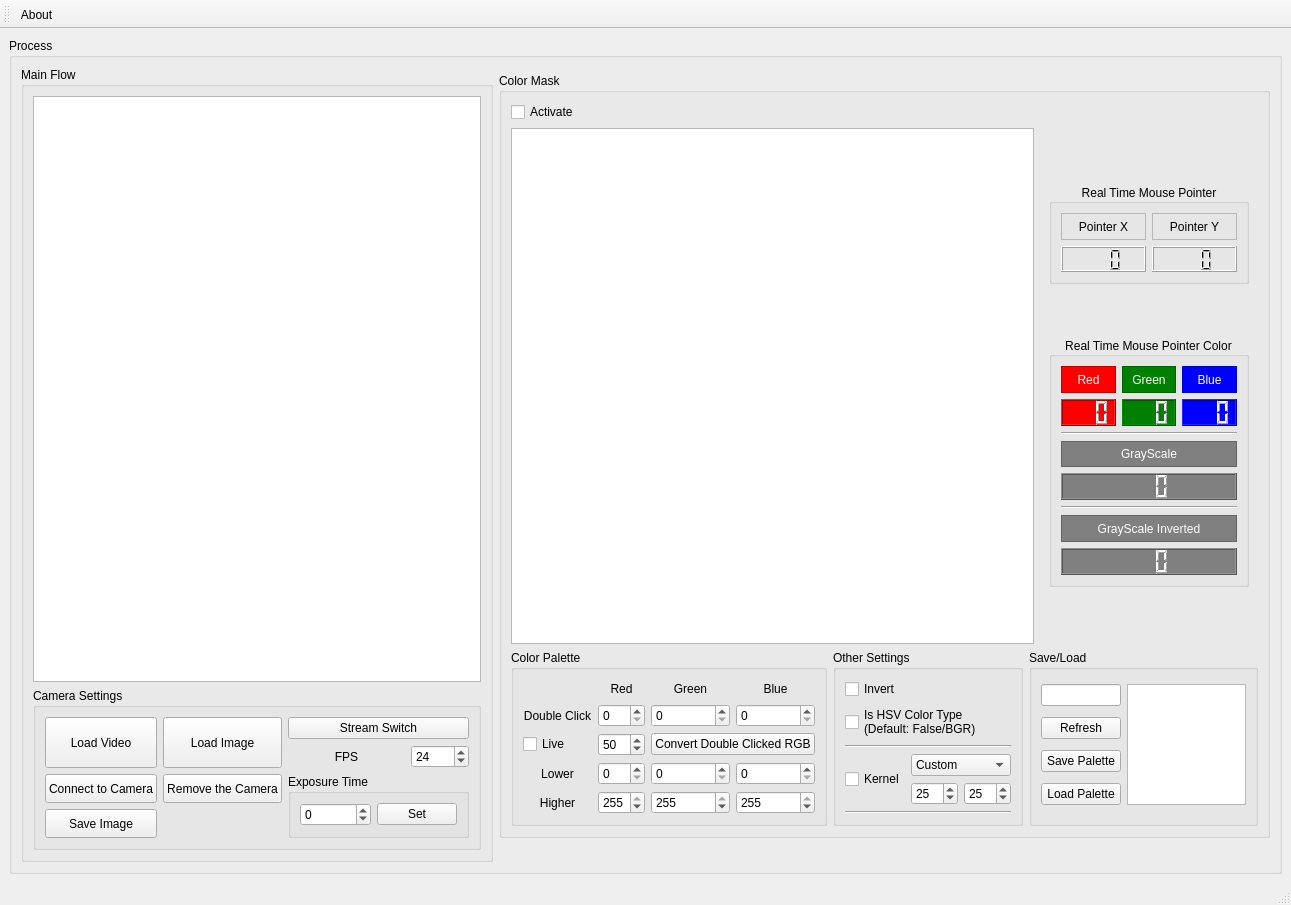
This is color_Palette_UI.ui in msaidbilgehan/Color-Palette-UI as Qt 5 draws it before an edit. The edited form follows.
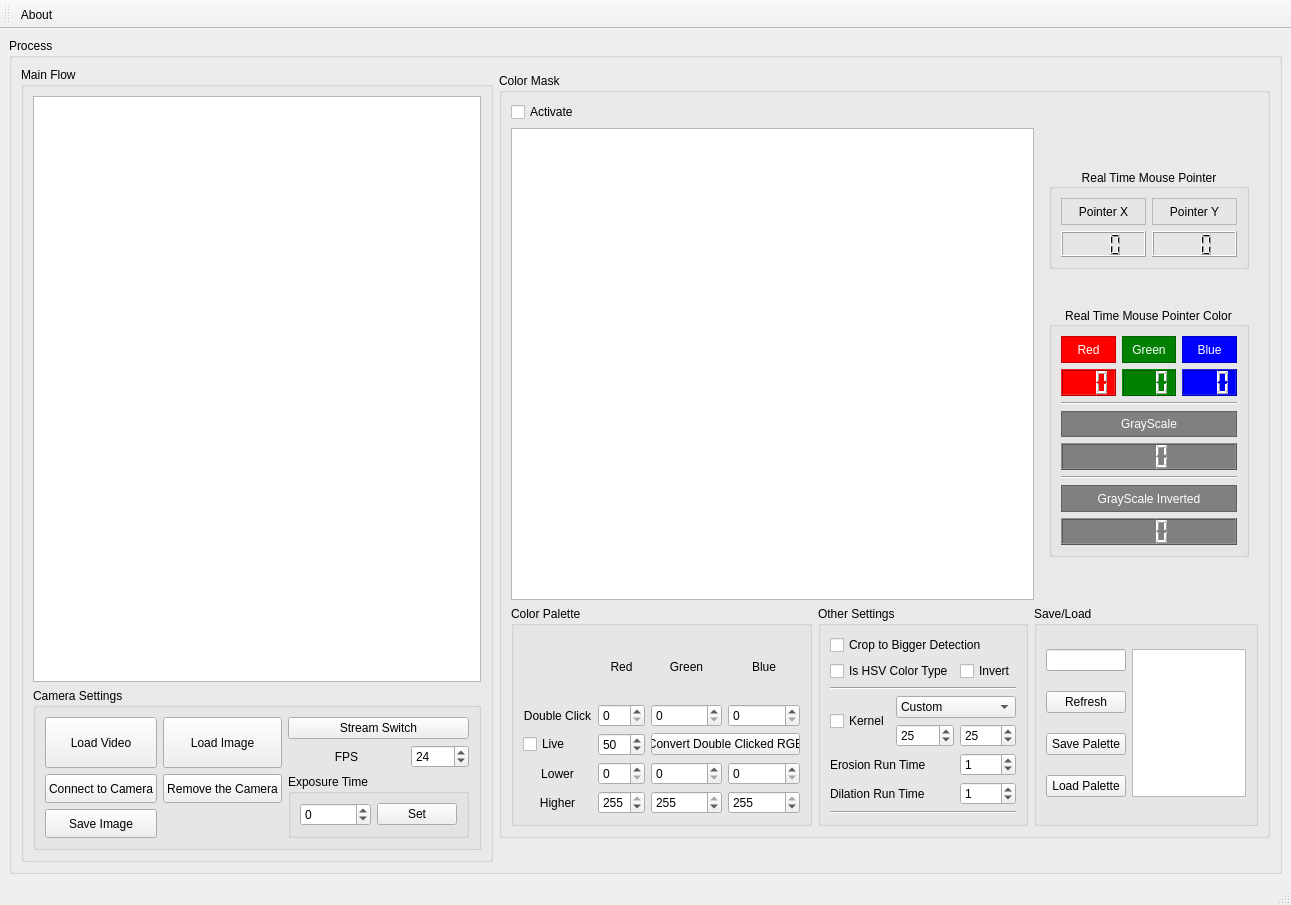
This is the edited form. Custom widgets are drawn as their Qt base class.

Commit message: Updated color mask api usage and added kernel run time and crop to bigger object options

What changed in the file:
```diff
--- a/color_Palette_UI.ui
+++ b/color_Palette_UI.ui
@@ -40,14 +40,48 @@
              <string>Other Settings</string>
             </property>
             <layout class="QGridLayout" name="gridLayout">
-             <item row="2" column="0" colspan="4">
-              <widget class="Line" name="line">
-               <property name="orientation">
-                <enum>Qt::Horizontal</enum>
+             <item row="6" column="2">
+              <widget class="QSpinBox" name="spinBox_Color_Mask_Erosion">
+               <property name="maximum">
+                <number>255</number>
+               </property>
+               <property name="value">
+                <number>1</number>
                </property>
               </widget>
              </item>
              <item row="4" column="2">
+              <widget class="QSpinBox" name="spinBox_Color_Mask_Kernel_Max">
+               <property name="maximum">
+                <number>255</number>
+               </property>
+               <property name="value">
+                <number>25</number>
+               </property>
+              </widget>
+             </item>
+             <item row="9" column="0" colspan="3">
+              <widget class="Line" name="line_2">
+               <property name="orientation">
+                <enum>Qt::Horizontal</enum>
+               </property>
+              </widget>
+             </item>
+             <item row="2" column="0" colspan="3">
+              <widget class="Line" name="line">
+               <property name="orientation">
+                <enum>Qt::Horizontal</enum>
+               </property>
+              </widget>
+             </item>
+             <item row="1" column="0" colspan="2">
+              <widget class="QCheckBox" name="checkBox_is_HSV">
+               <property name="text">
+                <string>Is HSV Color Type</string>
+               </property>
+              </widget>
+             </item>
+             <item row="4" column="1">
               <widget class="QSpinBox" name="spinBox_Color_Mask_Kernel_Min">
                <property name="maximum">
                 <number>255</number>
@@ -57,7 +91,7 @@
                </property>
               </widget>
              </item>
-             <item row="3" column="2" colspan="2">
+             <item row="3" column="1" colspan="2">
               <widget class="QComboBox" name="comboBox_Color_Mask_Kernel">
                <item>
                 <property name="text">
@@ -66,45 +100,51 @@
                </item>
               </widget>
              </item>
-             <item row="5" column="0" colspan="4">
-              <widget class="Line" name="line_2">
-               <property name="orientation">
-                <enum>Qt::Horizontal</enum>
-               </property>
-              </widget>
-             </item>
-             <item row="1" column="0" colspan="4">
-              <widget class="QCheckBox" name="checkBox_is_HSV">
+             <item row="0" column="0" colspan="3">
+              <widget class="QCheckBox" name="checkBox_is_Crop_Bigger_Detection">
                <property name="text">
-                <string>Is HSV Color Type
-(Default: False/BGR)</string>
+                <string>Crop to Bigger Detection</string>
                </property>
               </widget>
              </item>
-             <item row="4" column="3">
-              <widget class="QSpinBox" name="spinBox_Color_Mask_Kernel_Max">
-               <property name="maximum">
-                <number>255</number>
-               </property>
-               <property name="value">
-                <number>25</number>
-               </property>
-              </widget>
-             </item>
-             <item row="3" column="0" rowspan="2" colspan="2">
-              <widget class="QCheckBox" name="checkBox_Color_Mask_Kernel">
-               <property name="text">
-                <string>Kernel</string>
-               </property>
-              </widget>
-             </item>
-             <item row="0" column="0" colspan="4">
+             <item row="1" column="2">
               <widget class="QCheckBox" name="checkBox_is_Invert">
                <property name="text">
                 <string>Invert</string>
                </property>
               </widget>
              </item>
+             <item row="7" column="2">
+              <widget class="QSpinBox" name="spinBox_Color_Mask_Dilation">
+               <property name="maximum">
+                <number>255</number>
+               </property>
+               <property name="value">
+                <number>1</number>
+               </property>
+              </widget>
+             </item>
+             <item row="7" column="0" colspan="2">
+              <widget class="QLabel" name="label_Color_Mask_Dilation">
+               <property name="text">
+                <string>Dilation Run Time</string>
+               </property>
+              </widget>
+             </item>
+             <item row="6" column="0" colspan="2">
+              <widget class="QLabel" name="label_Color_Mask_Erosion">
+               <property name="text">
+                <string>Erosion Run Time</string>
+               </property>
+              </widget>
+             </item>
+             <item row="3" column="0" rowspan="2">
+              <widget class="QCheckBox" name="checkBox_Color_Mask_Kernel">
+               <property name="text">
+                <string>Kernel</string>
+               </property>
+              </widget>
+             </item>
             </layout>
            </widget>
           </item>
```
The commit also changes 1 other file.
